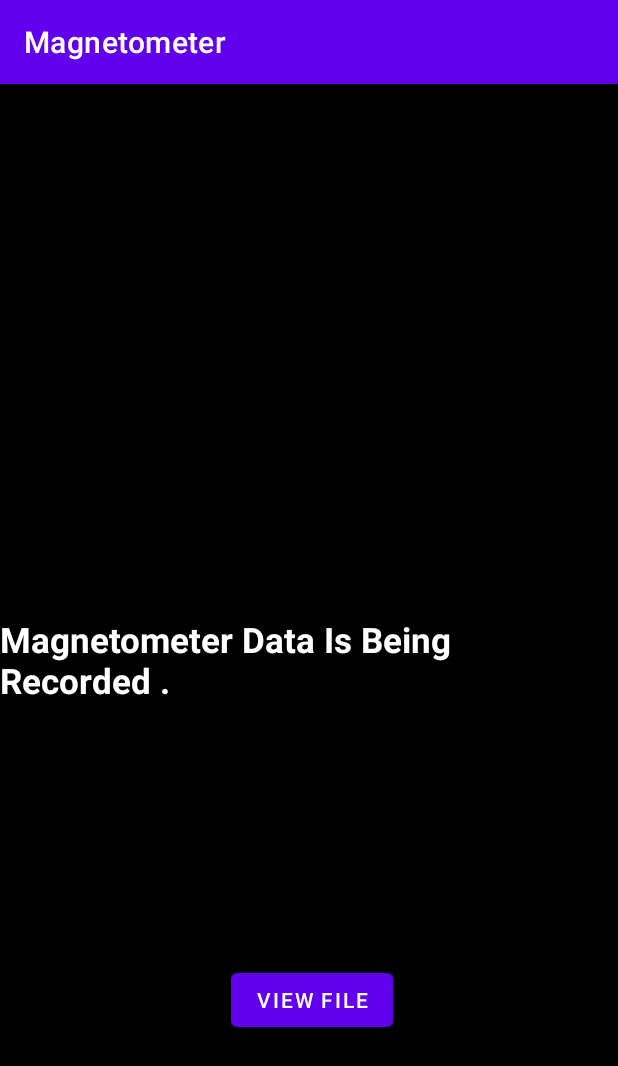
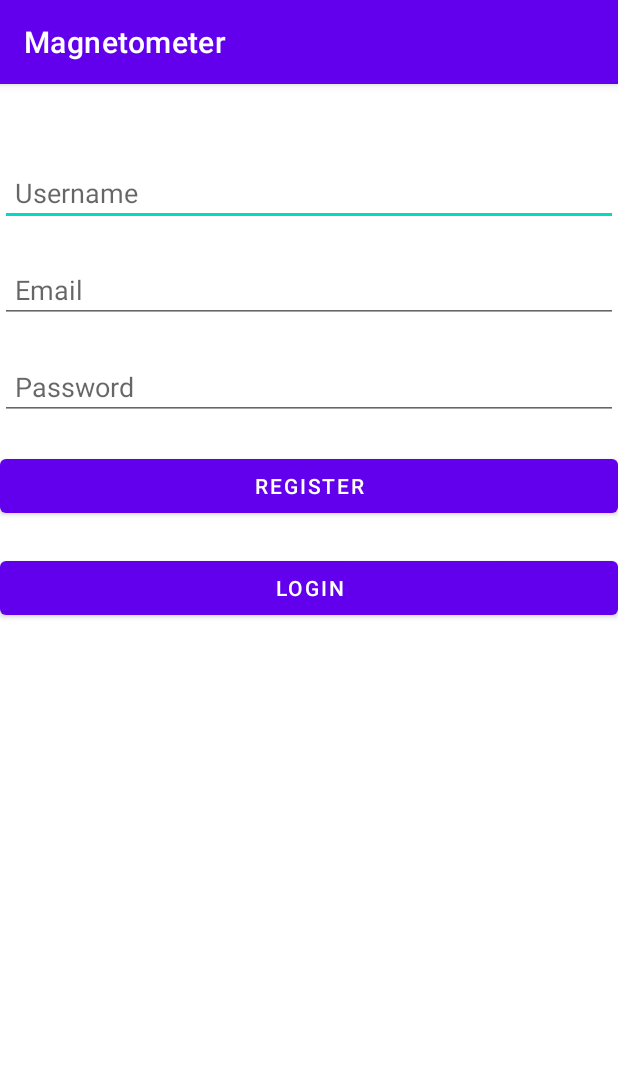
Before and after one commit to OwaisBukhari/Magnetometer, an Android app: the screen it shows after launch (MainActivity before the commit, UserLogin after it), on a phone screen of 412 x 824 dp. Shown: the top 1066 px of the screen. Run offline under Robolectric (Android 15) with nearby library versions, the phone set to English and light mode, and no system bars.

Commit message:
User can now register/ login with server database integration

```diff
--- a/app/build.gradle
+++ b/app/build.gradle
@@ -31,7 +31,7 @@ android {
 dependencies {
 
     implementation 'androidx.appcompat:appcompat:1.6.1'
-    implementation 'com.google.android.material:material:1.6.0'
+    implementation 'com.google.android.material:material:1.4.0'
     implementation 'androidx.constraintlayout:constraintlayout:2.1.4'
     testImplementation 'junit:junit:4.+'
     androidTestImplementation 'androidx.test.ext:junit:1.1.5'
--- a/app/src/main/java/com/bukhari/magnetometer/FileUploadService.java
+++ b/app/src/main/java/com/bukhari/magnetometer/FileUploadService.java
@@ -19,6 +19,7 @@ import java.io.IOException;
 public class FileUploadService extends IntentService {
 
     private static final String TAG = "FileUploadService";
+//    private static final String SERVER_URL = "http://10.57.186.86/Magneto/upload.php"; // Replace with your server URL
     private static final String SERVER_URL = "http://104.248.224.140/magnetometer/upload.php"; // Replace with your server URL
 
     public FileUploadService() {
--- /dev/null
+++ b/app/src/main/res/layout/activity_user_login.xml
@@ -0,0 +1,50 @@
+<RelativeLayout xmlns:android="http://schemas.android.com/apk/res/android"
+    xmlns:tools="http://schemas.android.com/tools"
+    android:layout_width="match_parent"
+    android:layout_height="match_parent"
+    tools:context=".UserLogin">
+
+    <EditText
+        android:id="@+id/usernameEditText"
+        android:layout_width="match_parent"
+        android:layout_height="wrap_content"
+        android:layout_marginTop="50dp"
+        android:hint="Username"
+        android:padding="10dp" />
+
+    <EditText
+        android:id="@+id/emailEditText"
+        android:layout_width="match_parent"
+        android:layout_height="wrap_content"
+        android:layout_below="@id/usernameEditText"
+        android:layout_marginTop="20dp"
+        android:hint="Email"
+        android:padding="10dp" />
+
+    <EditText
+        android:id="@+id/passwordEditText"
+        android:layout_width="match_parent"
+        android:layout_height="wrap_content"
+        android:layout_below="@id/emailEditText"
+        android:layout_marginTop="20dp"
+        android:hint="Password"
+        android:inputType="textPassword"
+        android:padding="10dp" />
+
+    <Button
+        android:id="@+id/registerButton"
+        android:layout_width="match_parent"
+        android:layout_height="wrap_content"
+        android:layout_below="@id/passwordEditText"
+        android:layout_marginTop="20dp"
+        android:text="Register" />
+
+    <Button
+        android:id="@+id/loginButton"
+        android:layout_width="match_parent"
+        android:layout_height="wrap_content"
+        android:layout_below="@id/registerButton"
+        android:layout_marginTop="20dp"
+        android:text="Login" />
+
+</RelativeLayout>
```
Also changed, not shown: app/src/main/AndroidManifest.xml (+17 -9 lines), app/src/main/java/com/bukhari/magnetometer/MagnetometerService.java (+13 -3 lines), app/src/main/java/com/bukhari/magnetometer/MainActivity.java (+9 -1 lines), app/src/main/java/com/bukhari/magnetometer/UserLogin.java (added, +148 -0 lines).
